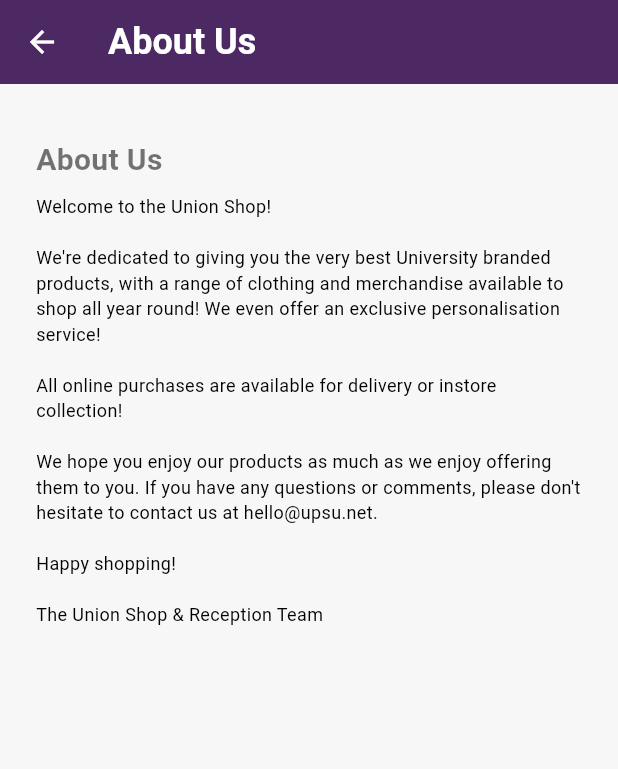
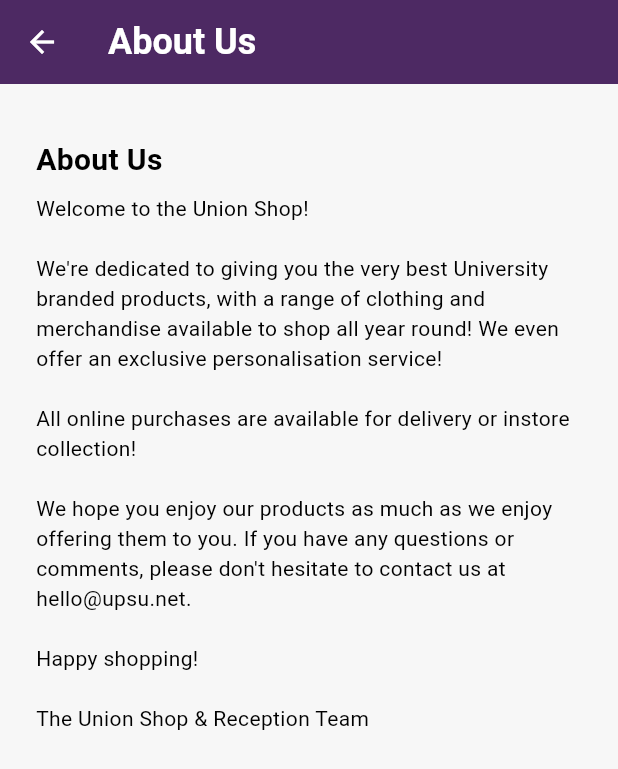
Before and after one commit to Beaujo-sys/Union_Shop, a Flutter app: the Footer widget shown alone on an empty page, opened directly, after a tap on "About Us", on a phone screen of 412 x 824 dp. Shown: the top 769 px of the screen. Run offline on Flutter 3.47's test engine with Material 3 defaults, Android fonts, the phone set to English and light mode, and no system bars; network calls fail.

Commit message:
chaned some ui wording colouring

```diff
--- a/shop-main/lib/about_page.dart
+++ b/shop-main/lib/about_page.dart
@@ -1,13 +1,12 @@
 import 'package:flutter/material.dart';
+import 'package:union_shop/stylesheet.dart';
 
 class AboutPage extends StatelessWidget {
   const AboutPage({super.key});
 
   @override
   Widget build(BuildContext context) {
-    return DefaultTextStyle.merge(
-      style: const TextStyle(color: Colors.black), // force bottom/body text to black
-      child: Scaffold(
+    return Scaffold(
       appBar: AppBar(
         title: const Text('About Us'),
         backgroundColor: const Color(0xFF4d2963),
@@ -18,7 +17,7 @@
           crossAxisAlignment: CrossAxisAlignment.start,
           children: const [
             SizedBox(height: 12),
-              Text('About Us', style: TextStyle(fontSize: 20, fontWeight: FontWeight.bold)),
+            Text('About Us', style: Styles.pageHeading),
             SizedBox(height: 8),
             Text(
               '''Welcome to the Union Shop!
@@ -32,10 +31,9 @@
 Happy shopping!
 
 The Union Shop & Reception Team''',
-                style: TextStyle(color: Colors.black),
+              style: Styles.bodyBlack,
             ),
           ],
-          ),
         ),
       ),
     );
--- a/shop-main/lib/main.dart
+++ b/shop-main/lib/main.dart
@@ -321,20 +321,13 @@
                 padding: const EdgeInsets.all(40.0),
                 child: Column(
                   children: [
-                    const Text(
-                      'PRODUCTS SECTION',
-                      style: TextStyle(
-                        fontSize: 20,
-                        color: Colors.black,
-                        letterSpacing: 1,
-                      ),
-                    ),
+                    // Use centralized section title
+                    Text('PRODUCTS SECTION', style: Styles.sectionTitle),
                     const SizedBox(height: 48),
                     GridView.count(
                       shrinkWrap: true,
                       physics: const NeverScrollableScrollPhysics(),
-                      crossAxisCount:
-                          MediaQuery.of(context).size.width > 600 ? 2 : 1,
+                      crossAxisCount: MediaQuery.of(context).size.width > 600 ? 2 : 1,
                       crossAxisSpacing: 24,
                       mainAxisSpacing: 48,
                       children: const [
@@ -421,16 +414,9 @@
             crossAxisAlignment: CrossAxisAlignment.start,
             children: [
               const SizedBox(height: 4),
-              Text(
-                title,
-                style: const TextStyle(fontSize: 14, color: Colors.black),
-                maxLines: 2,
-              ),
+              Text(title, style: Styles.productName),
               const SizedBox(height: 4),
-              Text(
-                price,
-                style: const TextStyle(fontSize: 13, color: Colors.black), // was grey
-              ),
+              Text(price, style: Styles.priceSmall),
             ],
           ),
         ],
@@ -448,10 +434,8 @@
       children: [
         LayoutBuilder(builder: (context, constraints) {
           final isWide = constraints.maxWidth > 600;
-          final footerTitleStyle =
-              Styles.sectionTitle.copyWith(fontSize: 16);
-          final linkStyle =
-              Styles.body.copyWith(fontSize: 14, color: Colors.black); // was grey
+          final footerTitleStyle = Styles.sectionTitle.copyWith(fontSize: 16);
+          final linkStyle = Styles.body; // rely on stylesheet
 
           return isWide
               ? Row(
@@ -509,7 +493,7 @@
         const SizedBox(height: 8),
         Text(
           '© ${DateTime.now().year} Union Shop — All rights reserved',
-          style: Styles.footerSmall, // ensure Styles.footerSmall is black
+          style: Styles.footerSmall,
         ),
       ],
     );
--- a/shop-main/lib/profile.dart
+++ b/shop-main/lib/profile.dart
@@ -7,8 +7,10 @@
   Widget build(BuildContext context) {
     return Scaffold(
       appBar: AppBar(
-        title: const Text('Profile'),
-        backgroundColor: const Color(0xFF4d2963),
+        title: const Text('Account'),       // account title
+        backgroundColor: Colors.white,      // make title area white
+        foregroundColor: Colors.black,      // make the title text black
+        elevation: 0,
       ),
       body: Padding(
         padding: const EdgeInsets.all(16),
--- a/shop-main/lib/stylesheet.dart
+++ b/shop-main/lib/stylesheet.dart
@@ -39,6 +39,12 @@
     color: Colors.grey,
     decoration: TextDecoration.lineThrough,
   ); // old price crossed out
+
+  // NEW: About/Shipping styles (centralized)
+  static const TextStyle pageHeading =
+      TextStyle(fontSize: 20, fontWeight: FontWeight.bold, color: Colors.black);
+  static const TextStyle bodyBlack =
+      TextStyle(fontSize: 14, color: Colors.black);
 
   /// Main app theme.
   static final ThemeData appTheme = ThemeData(
```
Also changed, not shown: shop-main/lib/cart.dart (+130 -77 lines), shop-main/lib/collections.dart (+8 -2 lines), shop-main/lib/shipping_page.dart (+8 -7 lines). Lines whose indentation alone changed are shown as unchanged.
